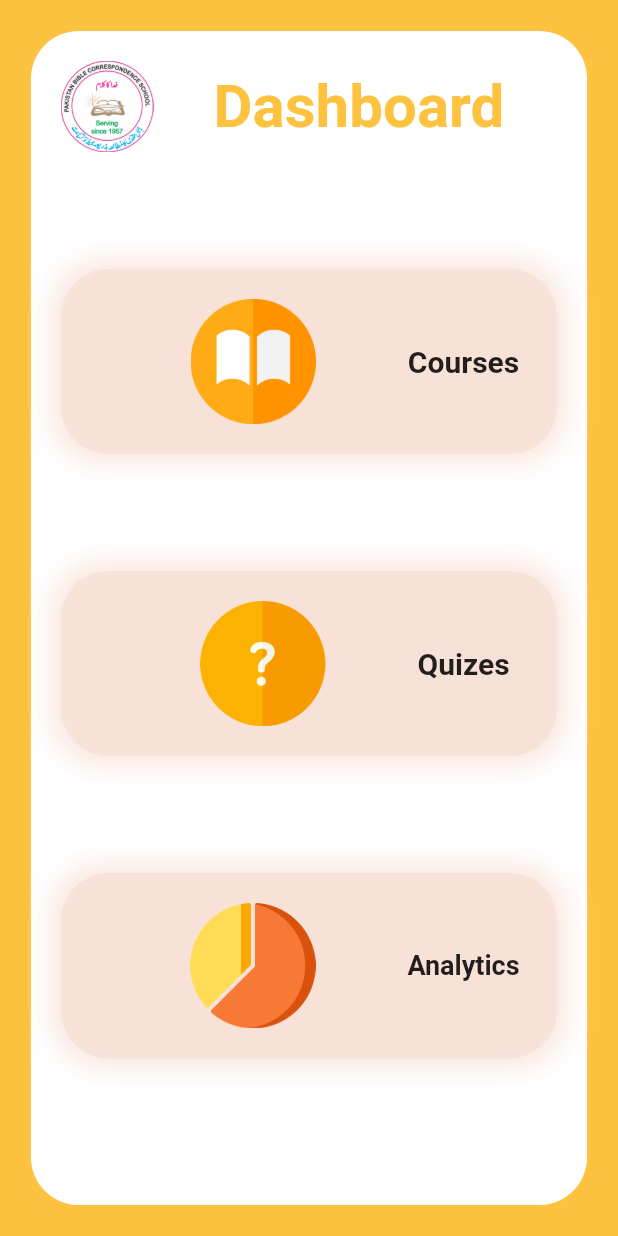
After one commit to user100-786/PBCS-Bible-Course-App, a Flutter app: the DashboardScreen screen opened directly, on a phone screen of 412 x 824 dp. The commit adds this screen. Run offline on Flutter 3.47's test engine with Material 2 defaults, Android fonts, the phone set to English and light mode, and no system bars; Roboto replaces fonts that are missing (Analytics, Calibri).

Commit message:
Working on Dashboard

```diff
--- /dev/null
+++ b/lib/features/get_started_screen/dashboard.dart
@@ -0,0 +1,168 @@
+import 'package:flutter/material.dart';
+import 'package:pbcs_bible_course/features/get_started_screen/login_screen.dart';
+import '../../constants/colors.dart';
+
+class DashboardScreen extends StatelessWidget {
+  const DashboardScreen({super.key});
+
+  @override
+  Widget build(BuildContext context) {
+    final mediaQuery = MediaQuery.of(context);
+    return Scaffold(
+      backgroundColor: appPrimaryColor,
+      body: Center(
+        child: Container(
+          padding: const EdgeInsets.all(20.0),
+          width: mediaQuery.size.width * 0.9,
+          height: mediaQuery.size.height * 0.95,
+          decoration: BoxDecoration(
+            borderRadius: BorderRadius.circular(32),
+            color: Colors.white,
+          ),
+          child: Column(
+            crossAxisAlignment: CrossAxisAlignment.start,
+            children: <Widget>[
+              Row(
+                children: [
+                  Image.asset(
+                    'assets/logo.png',
+                    width: mediaQuery.size.width * 0.15,
+                  ),
+                  const SizedBox(width: 40),
+                  // Expanded(
+                  Text(
+                    'Dashboard',
+                    style: TextStyle(
+                      color: appPrimaryColor,
+                      fontWeight: FontWeight.bold,
+                      fontFamily: 'Calibri',
+                      fontSize: 40,
+                    ),
+                    textAlign: TextAlign.left,
+                    textDirection: TextDirection.ltr,
+                  ),
+                  // ),
+                ],
+              ),
+              const Spacer(),
+              Container(
+                padding: const EdgeInsets.all(20.0),
+                width: mediaQuery.size.width * 0.9,
+                height: mediaQuery.size.height * 0.15,
+                alignment: Alignment.center,
+                decoration: BoxDecoration(
+                  borderRadius: BorderRadius.circular(32),
+                  color: tSecondaryColor,
+                  boxShadow: [
+                    BoxShadow(
+                      color: tSecondaryColor,
+                      spreadRadius: 5,
+                      blurRadius: 15,
+                    ),
+                  ],
+                ),
+                child: Row(
+                  mainAxisAlignment: MainAxisAlignment.center,
+                  crossAxisAlignment: CrossAxisAlignment.center,
+                  children: [
+                    Image.asset(
+                      'assets/courses.png',
+                      width: mediaQuery.size.width * 0.5,
+                    ),
+                    const Text(
+                      'Courses',
+                      style: TextStyle(
+                        fontWeight: FontWeight.bold,
+                        fontFamily: 'Calibri',
+                        fontSize: 20,
+                      ),
+                      textAlign: TextAlign.center,
+                      textDirection: TextDirection.rtl,
+                    ),
+                  ],
+                ),
+              ),
+              const Spacer(),
+              Container(
+                padding: const EdgeInsets.all(20.0),
+                width: mediaQuery.size.width * 0.9,
+                height: mediaQuery.size.height * 0.15,
+                alignment: Alignment.center,
+                decoration: BoxDecoration(
+                  borderRadius: BorderRadius.circular(32),
+                  color: tSecondaryColor,
+                  boxShadow: [
+                    BoxShadow(
+                      color: tSecondaryColor,
+                      spreadRadius: 5,
+                      blurRadius: 15,
+                    ),
+                  ],
+                ),
+                child: Row(
+                  mainAxisAlignment: MainAxisAlignment.center,
+                  crossAxisAlignment: CrossAxisAlignment.center,
+                  children: [
+                    Image.asset(
+                      'assets/quiz.png',
+                      width: mediaQuery.size.width * 0.5,
+                    ),
+                    const Text(
+                      'Quizes',
+                      style: TextStyle(
+                        fontWeight: FontWeight.bold,
+                        fontFamily: 'Calibri',
+                        fontSize: 20,
+                      ),
+                      textAlign: TextAlign.center,
+                      textDirection: TextDirection.rtl,
+                    ),
+                  ],
+                ),
+              ),
+              const Spacer(),
+              Container(
+                padding: const EdgeInsets.all(20.0),
+                width: mediaQuery.size.width * 0.9,
+                height: mediaQuery.size.height * 0.15,
+                alignment: Alignment.center,
+                decoration: BoxDecoration(
+                  borderRadius: BorderRadius.circular(32),
+                  color: tSecondaryColor,
+                  boxShadow: [
+                    BoxShadow(
+                      color: tSecondaryColor,
+                      spreadRadius: 5,
+                      blurRadius: 15,
+                    ),
+                  ],
+                ),
+                child: Row(
+                  mainAxisAlignment: MainAxisAlignment.center,
+                  crossAxisAlignment: CrossAxisAlignment.center,
+                  children: [
+                    Image.asset(
+                      'assets/analytics.png',
+                      width: mediaQuery.size.width * 0.5,
+                    ),
+                    const Text(
+                      'Analytics',
+                      style: TextStyle(
+                        fontWeight: FontWeight.bold,
+                        fontFamily: 'Analytics',
+                        fontSize: 18,
+                      ),
+                      textAlign: TextAlign.center,
+                      textDirection: TextDirection.rtl,
+                    ),
+                  ],
+                ),
+              ),
+              const Spacer(),
+            ],
+          ),
+        ),
+      ),
+    );
+  }
+}
--- a/lib/features/get_started_screen/login_screen.dart
+++ b/lib/features/get_started_screen/login_screen.dart
@@ -2,6 +2,7 @@ import 'package:flutter/material.dart';
 import '../../constants/colors.dart';
 import '../../course_modules/courses_screen.dart';
 import 'sign_up_screen.dart';
+import 'dashboard.dart';
 
 class LoginScreen extends StatefulWidget {
   const LoginScreen({super.key});
@@ -198,7 +199,7 @@ class _LoginScreenState extends State<LoginScreen> {
                               Navigator.push(
                                 context,
                                 MaterialPageRoute(
-                                  builder: (context) => const CoursesScreen(),
+                                  builder: (context) => const DashboardScreen(),
                                 ),
                               );
                               // AuthenticateUser(_phone, _password);
--- a/pubspec.yaml
+++ b/pubspec.yaml
@@ -61,6 +61,9 @@ flutter:
   assets:
   - assets/logo.png
   - assets/sun_logo.png
+  - assets/courses.png
+  - assets/quiz.png
+  - assets/analytics.png
   #   - images/a_dot_ham.jpeg
 
   # An image asset can refer to one or more resolution-specific "variants", see
```
Also changed, not shown: assets/analytics.png (added), assets/courses.png (added), assets/quiz.png (added), pubspec.lock.
